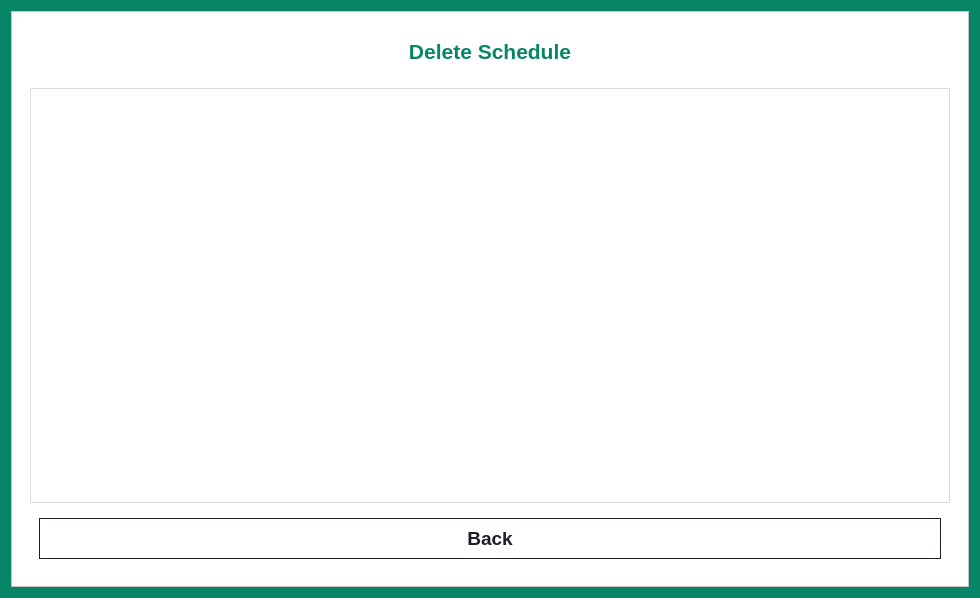
HPE-Backup-and-Recovery-System/ResilioZ, file src/gui/dialog/delete_schedule_dialog.ui: the form before one commit.
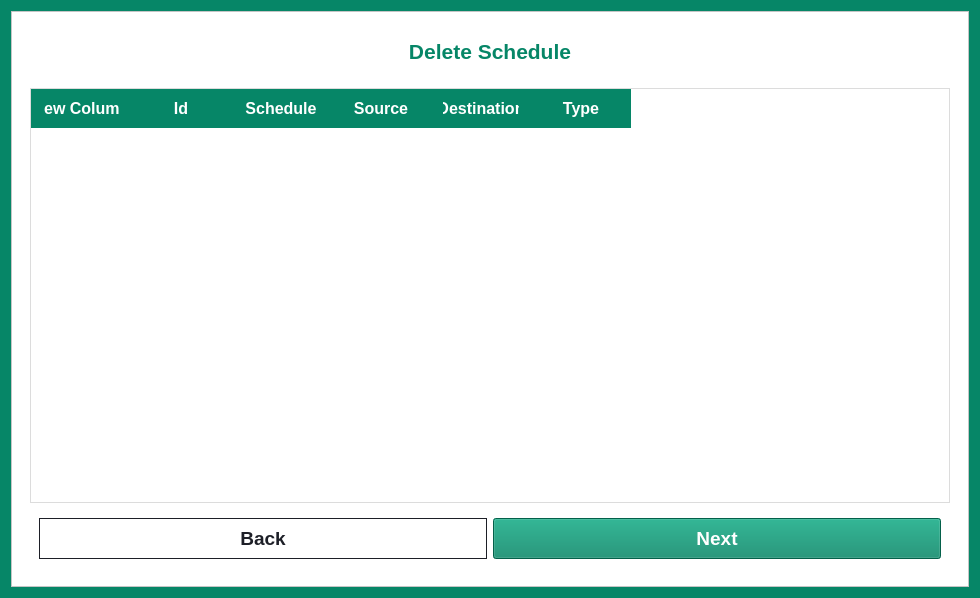
The form after the commit.

```diff
--- a/src/gui/dialog/delete_schedule_dialog.ui
+++ b/src/gui/dialog/delete_schedule_dialog.ui
@@ -208,6 +208,36 @@
 }
 </string>
            </property>
+           <column>
+            <property name="text">
+             <string>New Column</string>
+            </property>
+           </column>
+           <column>
+            <property name="text">
+             <string>Id</string>
+            </property>
+           </column>
+           <column>
+            <property name="text">
+             <string>Schedule</string>
+            </property>
+           </column>
+           <column>
+            <property name="text">
+             <string>Source</string>
+            </property>
+           </column>
+           <column>
+            <property name="text">
+             <string>Destination</string>
+            </property>
+           </column>
+           <column>
+            <property name="text">
+             <string>Type</string>
+            </property>
+           </column>
           </widget>
          </item>
          <item>
@@ -252,6 +282,16 @@
               </property>
              </widget>
             </item>
+            <item>
+             <widget class="QPushButton" name="nextButton">
+              <property name="enabled">
+               <bool>true</bool>
+              </property>
+              <property name="text">
+               <string>Next</string>
+              </property>
+             </widget>
+            </item>
            </layout>
           </widget>
          </item>
```
Left out of the diff: 2 changed lines with no effect on the pictures.
